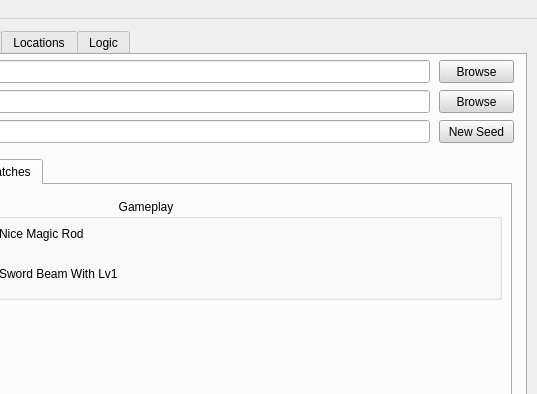
Old version of the form RandomizerUI/UI/ui_form.ui in the repository Owen-Splat/LAS-Randomizer; both pictures show x 243 to 780 and y 0 to 394 of the 780 by 650 pixel window.
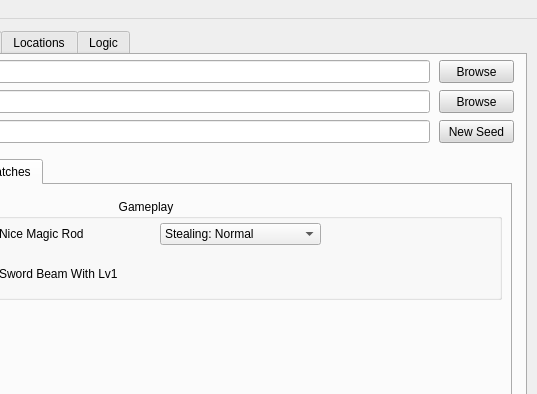
New version of the form. The open tabs and pages were chosen to show the change.

Commit message: add setting to change stealing requirement

```diff
--- a/RandomizerUI/UI/ui_form.ui
+++ b/RandomizerUI/UI/ui_form.ui
@@ -1685,6 +1685,43 @@
           <string>Blur Removal</string>
          </property>
         </widget>
+        <widget class="QComboBox" name="stealingComboBox">
+         <property name="geometry">
+          <rect>
+           <x>369</x>
+           <y>24</y>
+           <width>161</width>
+           <height>22</height>
+          </rect>
+         </property>
+         <property name="whatsThis">
+          <string>This controls the requirement for stealing from the shop&lt;br&gt;&lt;/br&gt;Normal means that Sword is required</string>
+         </property>
+         <property name="editable">
+          <bool>false</bool>
+         </property>
+         <property name="currentIndex">
+          <number>2</number>
+         </property>
+         <property name="placeholderText">
+          <string/>
+         </property>
+         <item>
+          <property name="text">
+           <string>Stealing: Always</string>
+          </property>
+         </item>
+         <item>
+          <property name="text">
+           <string>Stealing: Never</string>
+          </property>
+         </item>
+         <item>
+          <property name="text">
+           <string>Stealing: Normal</string>
+          </property>
+         </item>
+        </widget>
        </widget>
        <widget class="QLabel" name="label_4">
         <property name="geometry">
```
Left out of the diff: 2 changed lines with no effect on the pictures. The commit also changes 4 other files.
